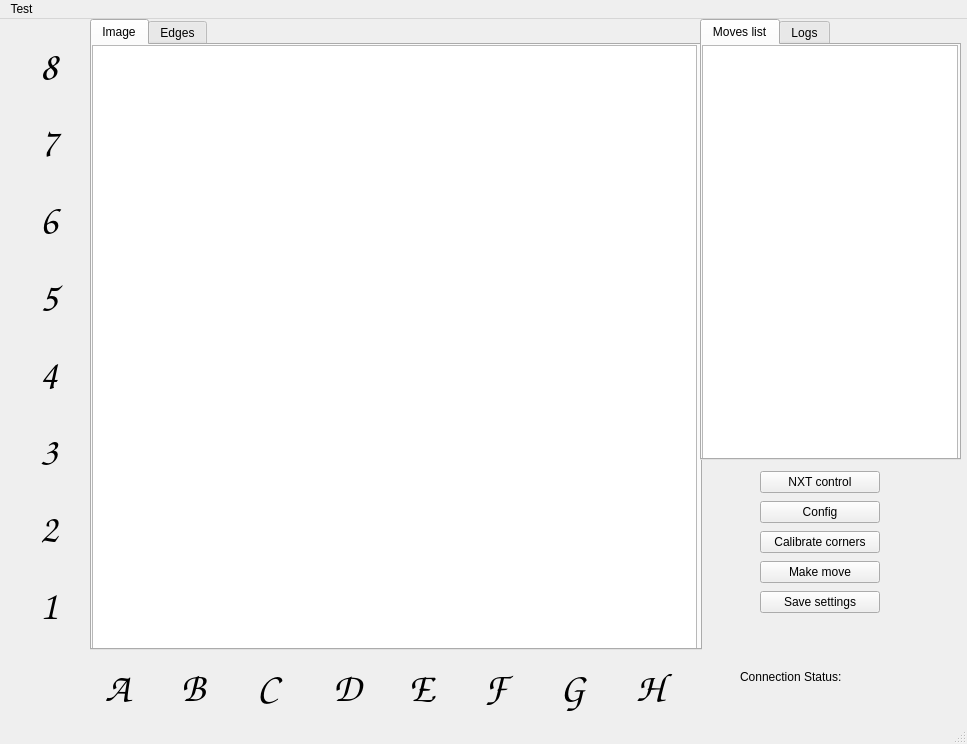
First picture: the form in FrontEnd/mainWindowUI.ui, repository ggajoch/Draughts, before the edit.
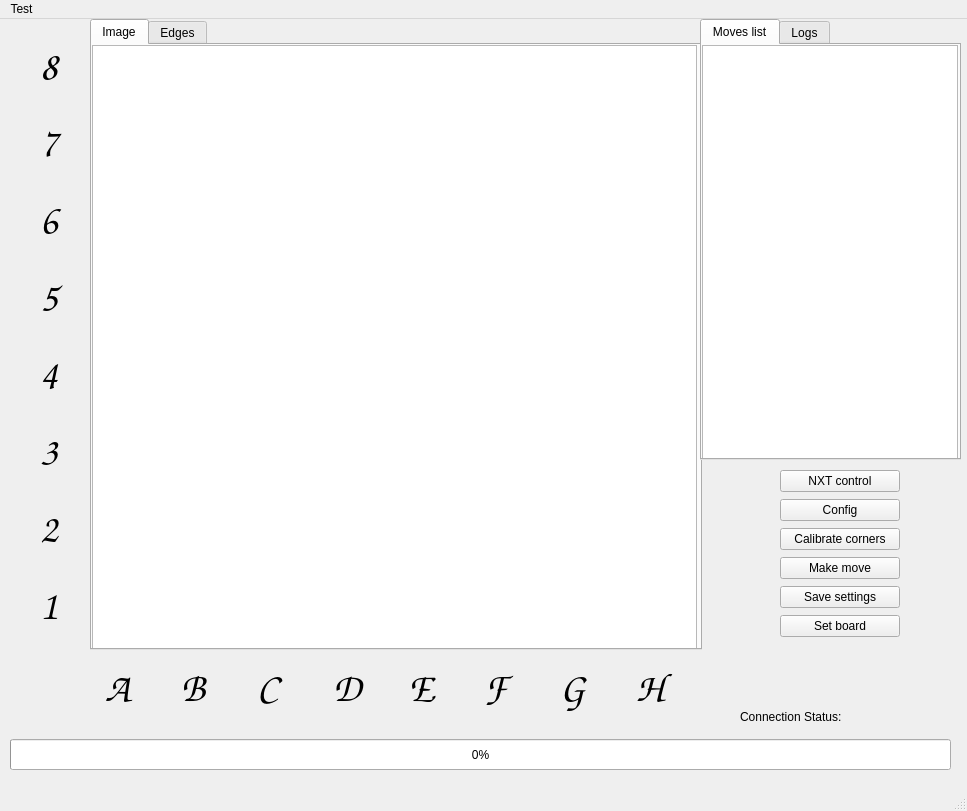
Second picture: the form after the edit.

Diff of the .ui file:
```diff
--- a/FrontEnd/mainWindowUI.ui
+++ b/FrontEnd/mainWindowUI.ui
@@ -7,7 +7,7 @@
     <x>0</x>
     <y>0</y>
     <width>967</width>
-    <height>744</height>
+    <height>811</height>
    </rect>
   </property>
   <property name="windowTitle">
@@ -17,10 +17,10 @@
    <widget class="QWidget" name="layoutWidget">
     <property name="geometry">
      <rect>
-      <x>760</x>
+      <x>780</x>
       <y>450</y>
       <width>120</width>
-      <height>146</height>
+      <height>170</height>
      </rect>
     </property>
     <layout class="QGridLayout" name="gridLayout">
@@ -59,6 +59,13 @@
        </property>
       </widget>
      </item>
+     <item row="5" column="0">
+      <widget class="QPushButton" name="setBoard">
+       <property name="text">
+        <string>Set board</string>
+       </property>
+      </widget>
+     </item>
     </layout>
    </widget>
    <widget class="QTabWidget" name="tabWidget">
@@ -108,7 +115,7 @@
     <property name="geometry">
      <rect>
       <x>740</x>
-      <y>650</y>
+      <y>690</y>
       <width>131</width>
       <height>16</height>
      </rect>
@@ -163,7 +170,7 @@
      </widget>
     </widget>
    </widget>
-   <widget class="QWidget" name="">
+   <widget class="QWidget" name="layoutWidget">
     <property name="geometry">
      <rect>
       <x>105</x>
@@ -279,7 +286,7 @@
      </item>
     </layout>
    </widget>
-   <widget class="QWidget" name="">
+   <widget class="QWidget" name="layoutWidget">
     <property name="geometry">
      <rect>
       <x>40</x>
@@ -395,6 +402,40 @@
      </item>
     </layout>
    </widget>
+   <widget class="QLabel" name="thinkingLabel">
+    <property name="geometry">
+     <rect>
+      <x>720</x>
+      <y>620</y>
+      <width>221</width>
+      <height>61</height>
+     </rect>
+    </property>
+    <property name="font">
+     <font>
+      <family>Comic Sans MS</family>
+      <pointsize>33</pointsize>
+     </font>
+    </property>
+    <property name="text">
+     <string/>
+    </property>
+   </widget>
+   <widget class="QProgressBar" name="thinkingProgress">
+    <property name="geometry">
+     <rect>
+      <x>10</x>
+      <y>720</y>
+      <width>941</width>
+      <height>31</height>
+     </rect>
+    </property>
+    <property name="value">
+     <number>0</number>
+    </property>
+   </widget>
+   <zorder>layoutWidget</zorder>
+   <zorder>layoutWidget</zorder>
    <zorder>layoutWidget</zorder>
    <zorder>tabWidget</zorder>
    <zorder>connectionStatusLabel</zorder>
```
Left out of the diff: 19 changed lines with no effect on the pictures.
